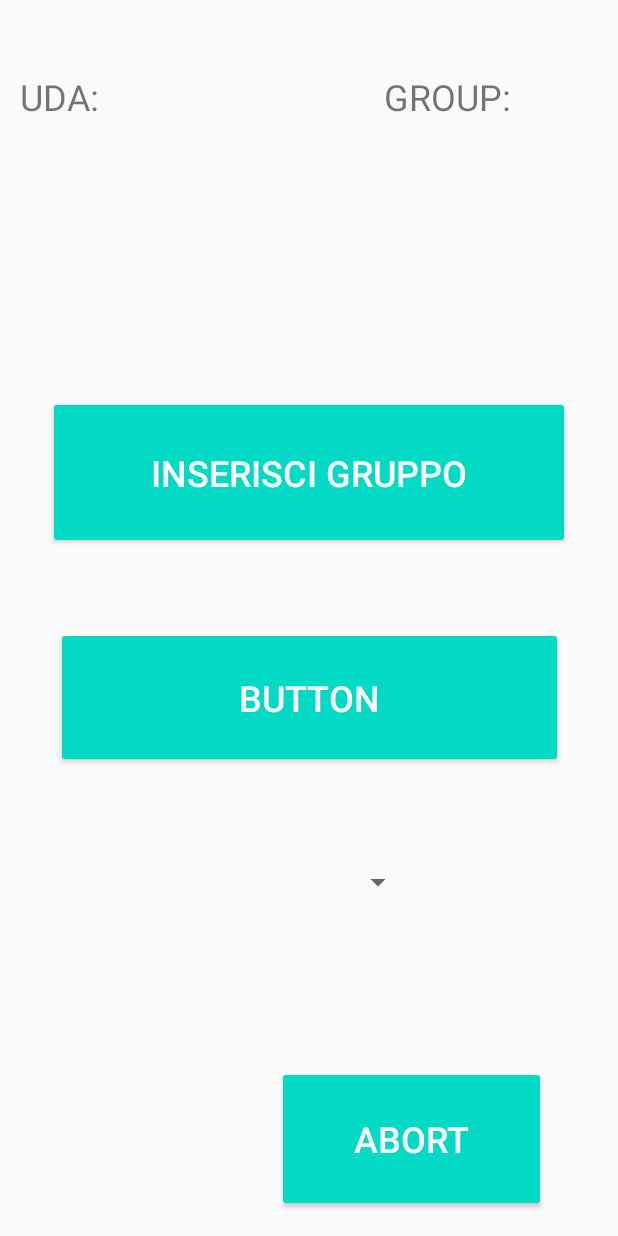
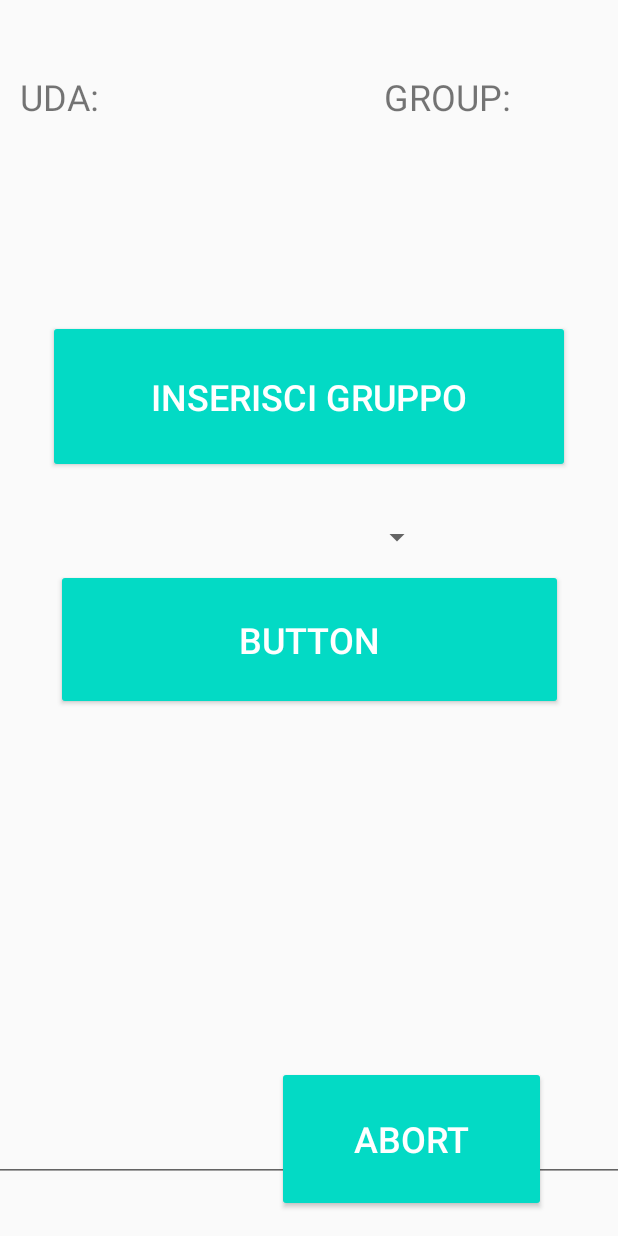
Before and after one commit to l-uda/app, an Android app: the layout fragment_main.xml on its own in the app's theme, with its tools: preview values and no code run, on a phone screen of 412 x 824 dp. Run offline under Robolectric (Android 15) with nearby library versions, the phone set to English and light mode, and no system bars.

Commit message:
version 0.1.2.4. fixed txtUrl (appears only in reset state, doesn't have focus at startup...(android:descendantFocusability="beforeDescendants" android:focusableInTouchMode="true") report error data

```diff
--- a/app/src/main/res/layout/fragment_main.xml
+++ b/app/src/main/res/layout/fragment_main.xml
@@ -4,6 +4,8 @@
     xmlns:tools="http://schemas.android.com/tools"
     android:layout_width="match_parent"
     android:layout_height="match_parent"
+    android:descendantFocusability="beforeDescendants"
+    android:focusableInTouchMode="true"
     tools:context=".view.MainFragment">
 
 
@@ -25,19 +27,19 @@
         android:layout_width="348dp"
         android:layout_height="102dp"
         android:layout_marginStart="8dp"
-        android:layout_marginTop="264dp"
+        android:layout_marginTop="40dp"
         android:layout_marginEnd="8dp"
         android:text="@string/bt_action_label_setgroup"
         android:textColorLink="@color/colorAccent"
         android:textSize="24sp"
         app:layout_constraintEnd_toEndOf="parent"
         app:layout_constraintStart_toStartOf="parent"
-        app:layout_constraintTop_toTopOf="parent" />
+        app:layout_constraintTop_toBottomOf="@+id/txtStatus" />
 
     <TextView
         android:id="@+id/txtStatus"
-        android:layout_width="657dp"
-        android:layout_height="113dp"
+        android:layout_width="904dp"
+        android:layout_height="61dp"
         android:layout_marginTop="112dp"
         android:textAlignment="center"
         android:textSize="24sp"
@@ -69,13 +71,13 @@
 
     <Spinner
         android:id="@+id/spGroup"
-        android:layout_width="140dp"
-        android:layout_height="48dp"
-        android:layout_marginTop="564dp"
+        android:layout_width="165dp"
+        android:layout_height="45dp"
+        android:layout_marginTop="20dp"
         android:textAlignment="viewEnd"
         app:layout_constraintEnd_toEndOf="parent"
         app:layout_constraintStart_toStartOf="parent"
-        app:layout_constraintTop_toTopOf="parent" />
+        app:layout_constraintTop_toBottomOf="@+id/btAction" />
 
     <TextView
         android:id="@+id/textView"
@@ -90,14 +92,15 @@
 
     <EditText
         android:id="@+id/txtUrl"
-        android:layout_width="690dp"
-        android:layout_height="48dp"
-        android:layout_marginBottom="16dp"
+        android:layout_width="958dp"
+        android:layout_height="68dp"
+        android:layout_marginBottom="36dp"
         android:ems="10"
         android:inputType="textPersonName"
-        android:visibility="invisible"
+        android:visibility="visible"
         app:layout_constraintBottom_toBottomOf="parent"
         app:layout_constraintEnd_toEndOf="parent"
+        app:layout_constraintHorizontal_bias="0.136"
         app:layout_constraintStart_toStartOf="parent" />
 
     <Button
@@ -105,7 +108,7 @@
         style="@style/Widget.AppCompat.Button.Colored"
         android:layout_width="338dp"
         android:layout_height="94dp"
-        android:layout_marginTop="52dp"
+        android:layout_marginTop="64dp"
         android:text="Button"
         android:textSize="24sp"
         app:layout_constraintEnd_toEndOf="parent"
@@ -124,5 +127,15 @@
         app:layout_constraintBottom_toBottomOf="parent"
         app:layout_constraintEnd_toEndOf="parent" />
 
+<!--    <TextView-->
+<!--        android:id="@+id/txtError"-->
+<!--        android:layout_width="899dp"-->
+<!--        android:layout_height="67dp"-->
+<!--        android:layout_marginTop="16dp"-->
+<!--        android:text=""-->
+<!--        app:layout_constraintEnd_toEndOf="parent"-->
+<!--        app:layout_constraintStart_toStartOf="parent"-->
+<!--        app:layout_constraintTop_toBottomOf="@+id/txtStatus" />-->
+
 
 </androidx.constraintlayout.widget.ConstraintLayout>
```
Also changed, not shown: app/src/main/java/iit/uvip/ludaApp/model/iState.kt (+26 -1 lines), app/src/main/java/iit/uvip/ludaApp/view/MainFragment.kt (+6 -8 lines).
